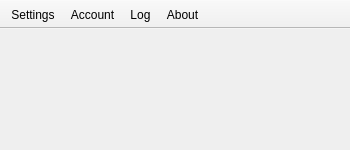
The window that src/ui/MainWindow.ui (stevschmid/track-o-bot) describes before a commit, drawn with Qt 5.
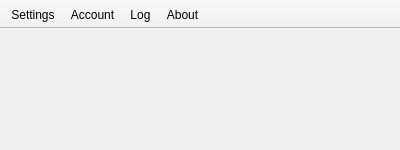
The same window after the commit. Icons and pictures are not drawn. Custom widgets are drawn as their Qt base class.

The edit to the form file:
```diff
--- a/src/ui/MainWindow.ui
+++ b/src/ui/MainWindow.ui
@@ -6,13 +6,13 @@
    <rect>
     <x>0</x>
     <y>0</y>
-    <width>350</width>
+    <width>400</width>
     <height>150</height>
    </rect>
   </property>
   <property name="minimumSize">
    <size>
-    <width>350</width>
+    <width>400</width>
     <height>150</height>
    </size>
   </property>
@@ -43,7 +43,7 @@
   <widget class="QToolBar" name="toolBar">
    <property name="minimumSize">
     <size>
-     <width>0</width>
+     <width>400</width>
      <height>0</height>
     </size>
    </property>
```
